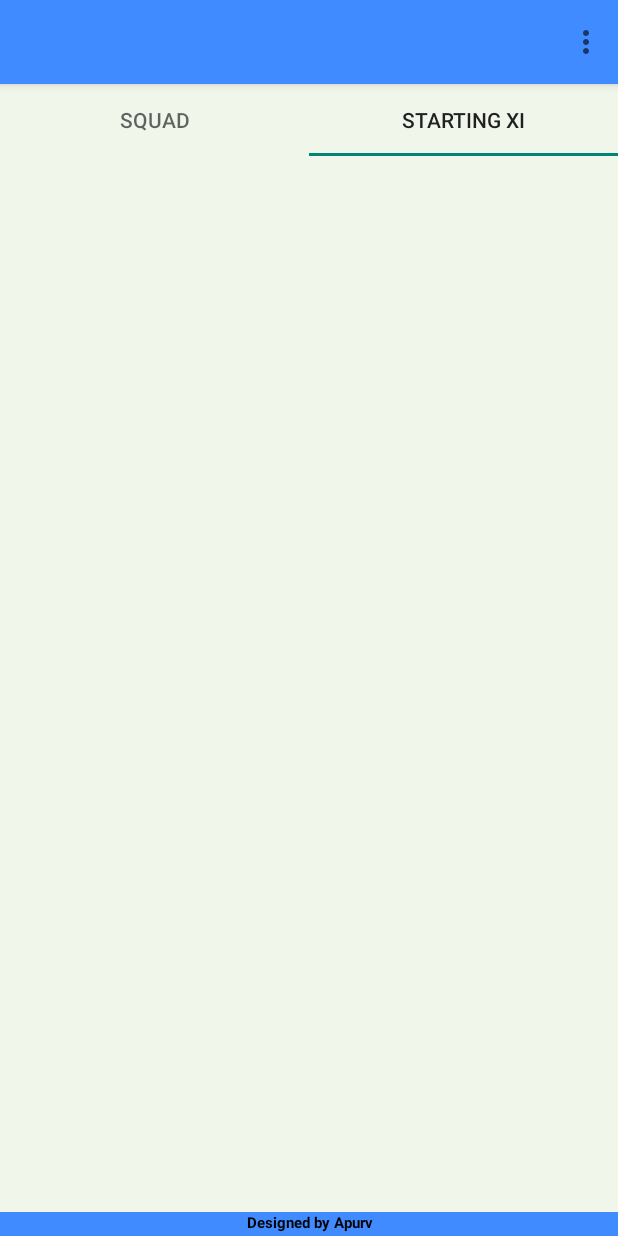
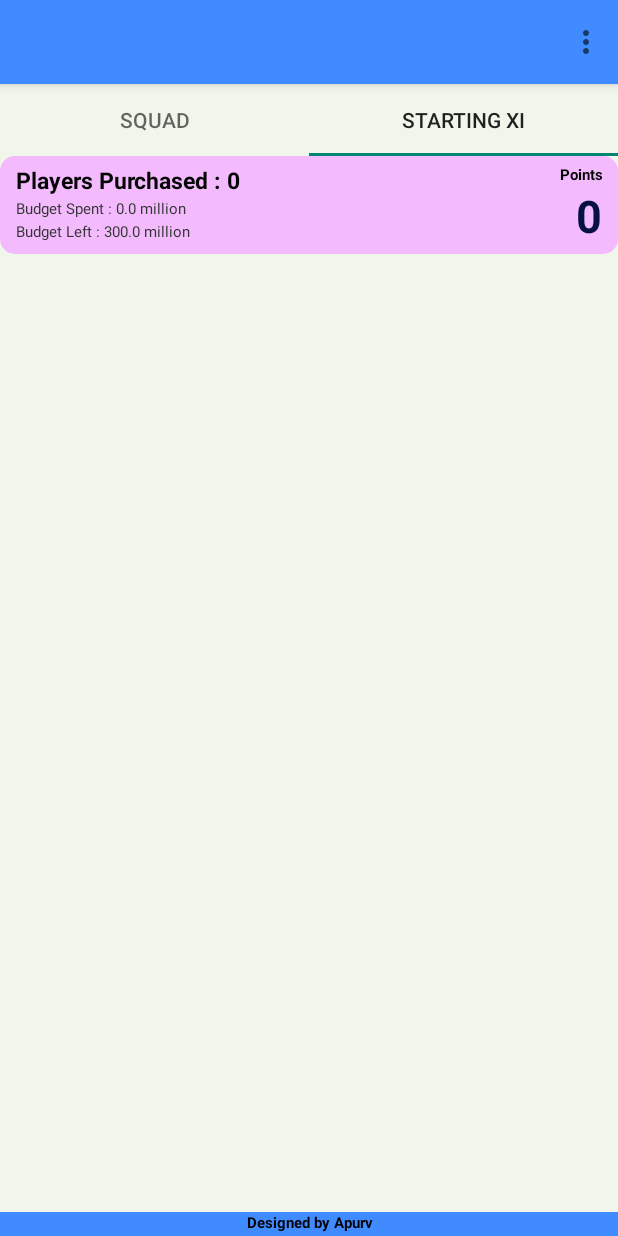
Before and after one commit to apurvsahay/GFF_ECFL, an Android app: the screen it shows after launch once a user with an empty profile is signed in (HomeActivity), tab 2 chosen, on a phone screen of 412 x 824 dp. Run offline under Robolectric (Android 15) with nearby library versions, the phone set to English and light mode, and no system bars; our stand-ins replace Firebase (no records; nobody signed in at launch, a user with empty details on screens opened directly).

Commit message:
Stats Card Starting 11 Fragment

```diff
--- a/app/src/main/java/Fragments/StartingElevenFragment.java
+++ b/app/src/main/java/Fragments/StartingElevenFragment.java
@@ -10,6 +10,7 @@ import android.view.LayoutInflater;
 import android.view.View;
 import android.view.ViewGroup;
 import android.widget.ListView;
+import android.widget.TextView;
 
 import com.example.gffecfl.Adapter.TeamListAdapter;
 import com.example.gffecfl.Objects.Players;
@@ -42,6 +43,7 @@ public class StartingElevenFragment extends Fragment {
     List<Players> squadList= new ArrayList<>();
     Map<String,Players> playersMap = new HashMap<>();
     TeamListAdapter adapter;
+    TextView numberPlayers , budgetSpent , budgetLeft , points;
 
     // TODO: Rename parameter arguments, choose names that match
     // the fragment initialization parameters, e.g. ARG_ITEM_NUMBER
@@ -95,6 +97,10 @@ public class StartingElevenFragment extends Fragment {
         super.onViewCreated(view, savedInstanceState);
 
         listView = (ListView) getView().findViewById(R.id.listStartingHome);
+        numberPlayers = (TextView) getView().findViewById(R.id.numberOfPlayers);
+        budgetSpent = (TextView) getView().findViewById(R.id.budgetSpent);
+        budgetLeft = (TextView) getView().findViewById(R.id.budgetLeft);
+        points = (TextView) getView().findViewById(R.id.statPoints);
 
         String uid = Objects.requireNonNull(FirebaseAuth.getInstance().getCurrentUser()).getUid();
 
@@ -148,13 +154,27 @@ public class StartingElevenFragment extends Fragment {
             @Override
             public void onDataChange(@NonNull @NotNull DataSnapshot snapshot) {
                 squadList.clear();
+                Double spent = 0.0;
+                int totalPoints = 0;
+                int count = 0;
                 for(DataSnapshot dataSnapshot : snapshot.getChildren()){
                     SquadPlayers squadPlayer = dataSnapshot.getValue(SquadPlayers.class);
                     String squadPlayername = squadPlayer.getName();
+                    Players player = playersMap.get(squadPlayername);
                     if(squadPlayer.getInStartingEleven().equals("Yes")) {
-                        squadList.add(playersMap.get(squadPlayername));
+                        squadList.add(player);
                     }
+
+                    spent += Double.parseDouble(player.getSellingPrice());
+                    totalPoints += Integer.parseInt(player.getPoints());
+                    count++;
                 }
+                Double left = (300.0 - spent);
+                budgetSpent.setText(Double.toString(spent));
+                budgetLeft.setText(Double.toString(left));
+                points.setText(Integer.toString(totalPoints));
+                numberPlayers.setText(Integer.toString(count));
+
                 adapter = new TeamListAdapter(getContext() , squadList);
                 listView.setAdapter(adapter);
             }
--- a/app/src/main/res/layout/fragment_squad.xml
+++ b/app/src/main/res/layout/fragment_squad.xml
@@ -4,11 +4,11 @@
     android:layout_height="match_parent"
     tools:context="Fragments.SquadFragment">
 
-    <RelativeLayout xmlns:android="http://schemas.android.com/apk/res/android"
+    <RelativeLayout
         android:layout_width="fill_parent"
         android:layout_height="wrap_content"
         android:background="@drawable/list_selector"
-        android:backgroundTint="#F2A8FF"
+        android:backgroundTint="#F3BAFD"
         android:orientation="horizontal"
         android:padding="5dip"
         android:id="@+id/stats">
--- a/app/src/main/res/layout/fragment_starting_eleven.xml
+++ b/app/src/main/res/layout/fragment_starting_eleven.xml
@@ -1,8 +1,133 @@
-<FrameLayout xmlns:android="http://schemas.android.com/apk/res/android"
+<RelativeLayout xmlns:android="http://schemas.android.com/apk/res/android"
     xmlns:tools="http://schemas.android.com/tools"
     android:layout_width="match_parent"
     android:layout_height="match_parent"
     tools:context="Fragments.StartingElevenFragment">
+
+    <RelativeLayout
+        android:layout_width="fill_parent"
+        android:layout_height="wrap_content"
+        android:background="@drawable/list_selector"
+        android:backgroundTint="#F3BAFD"
+        android:orientation="horizontal"
+        android:padding="5dip"
+        android:id="@+id/stats">
+
+        <TextView
+            android:id="@+id/tv"
+            android:layout_width="wrap_content"
+            android:layout_height="wrap_content"
+            android:text="Players Purchased : "
+            android:layout_marginLeft="5dip"
+            android:textColor="#040404"
+            android:typeface="sans"
+            android:textSize="15dip"
+            android:textStyle="bold"/>
+
+        <TextView
+            android:id="@+id/numberOfPlayers"
+            android:layout_width="wrap_content"
+            android:layout_height="wrap_content"
+            android:text="0"
+            android:textColor="#040404"
+            android:layout_toRightOf="@+id/tv"
+            android:typeface="sans"
+            android:textSize="15dip"
+            android:textStyle="bold"/>
+
+        <TextView
+            android:id="@+id/tv1"
+            android:layout_width="wrap_content"
+            android:layout_height="wrap_content"
+            android:layout_below="@id/tv"
+            android:layout_marginLeft="5dip"
+            android:textColor="#343434"
+            android:textSize="10dip"
+            android:layout_marginTop="1dip"
+            android:text="Budget Spent : " />
+
+        <TextView
+            android:id="@+id/budgetSpent"
+            android:layout_width="wrap_content"
+            android:layout_height="wrap_content"
+            android:layout_below="@id/tv"
+            android:layout_toRightOf="@+id/tv1"
+            android:textColor="#343434"
+            android:textSize="10dip"
+            android:layout_marginTop="1dip"
+            android:text="0" />
+
+        <TextView
+            android:layout_width="wrap_content"
+            android:layout_height="wrap_content"
+            android:layout_below="@id/tv"
+            android:layout_toRightOf="@+id/budgetSpent"
+            android:textColor="#343434"
+            android:textSize="10dip"
+            android:layout_marginTop="1dip"
+            android:text=" million" />
+
+        <TextView
+            android:id="@+id/tv2"
+            android:layout_width="wrap_content"
+            android:layout_height="wrap_content"
+            android:layout_below="@id/tv1"
+            android:layout_marginLeft="5dip"
+            android:textColor="#343434"
+            android:textSize="10dip"
+            android:layout_marginTop="1dip"
+            android:text="Budget Left : " />
+
+        <TextView
+            android:id="@+id/budgetLeft"
+            android:layout_width="wrap_content"
+            android:layout_height="wrap_content"
+            android:layout_below="@id/tv1"
+            android:layout_toRightOf="@+id/tv2"
+            android:textColor="#343434"
+            android:textSize="10dip"
+            android:layout_marginTop="1dip"
+            android:text="300" />
+
+        <TextView
+            android:layout_width="wrap_content"
+            android:layout_height="wrap_content"
+            android:layout_below="@id/tv1"
+            android:layout_toRightOf="@+id/budgetLeft"
+            android:textColor="#343434"
+            android:textSize="10dip"
+            android:layout_marginTop="1dip"
+            android:text=" million" />
+
+        <TextView
+            android:id="@+id/tv3"
+            android:layout_width="wrap_content"
+            android:layout_height="wrap_content"
+            android:layout_alignParentRight="true"
+            android:layout_alignTop="@id/tv"
+            android:gravity="right"
+            android:text="Points"
+            android:layout_marginRight="5dip"
+            android:textSize="10dip"
+            android:textColor="@color/black"
+            android:textStyle="bold"/>
+
+        <TextView
+            android:id="@+id/statPoints"
+            android:layout_width="wrap_content"
+            android:layout_height="wrap_content"
+            android:layout_below="@+id/tv3"
+            android:layout_alignParentRight="true"
+            android:gravity="right"
+            android:layout_marginRight="5dip"
+            android:text="0"
+            android:textSize="30dip"
+            android:textColor="#071042"
+            android:textStyle="bold"/>
+
+
+
+    </RelativeLayout>
 
     <ListView
         android:id="@+id/listStartingHome"
@@ -13,6 +138,7 @@
         android:dividerHeight="5dp"
         android:listSelector="@drawable/list_selector"
         android:layout_marginTop="5dp"
+        android:layout_below="@+id/stats"
         />
 
-</FrameLayout>
+</RelativeLayout>
```
